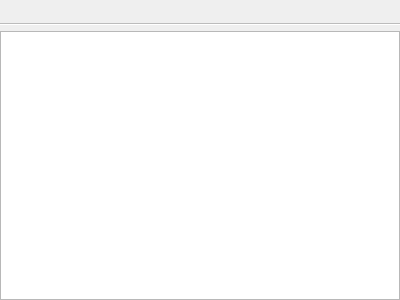
Above: qt/ui/transaction_view.ui from Mouchnino/moneyguru before the change. Below: the same form after it.
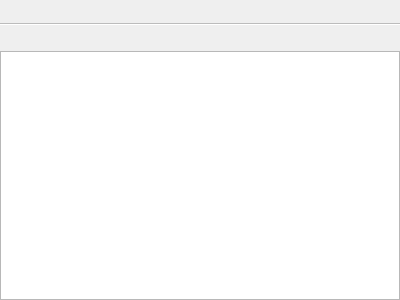
That is the form after the change. Custom widgets are drawn as their Qt base class.

Commit message:
qt: Implemented totals label in the ttable/etable.
extra : convert_revision : svn%3A7afd0f2a-1d33-46b8-9979-f8add37626ee/trunk%40242

```diff
--- a/qt/ui/transaction_view.ui
+++ b/qt/ui/transaction_view.ui
@@ -27,6 +27,13 @@
      </property>
     </widget>
    </item>
+   <item>
+    <widget class="QLabel" name="totalsLabel">
+     <property name="text">
+      <string/>
+     </property>
+    </widget>
+   </item>
    <item>
     <widget class="TableView" name="tableView">
      <property name="acceptDrops">
```
The commit also changes 5 other files.
